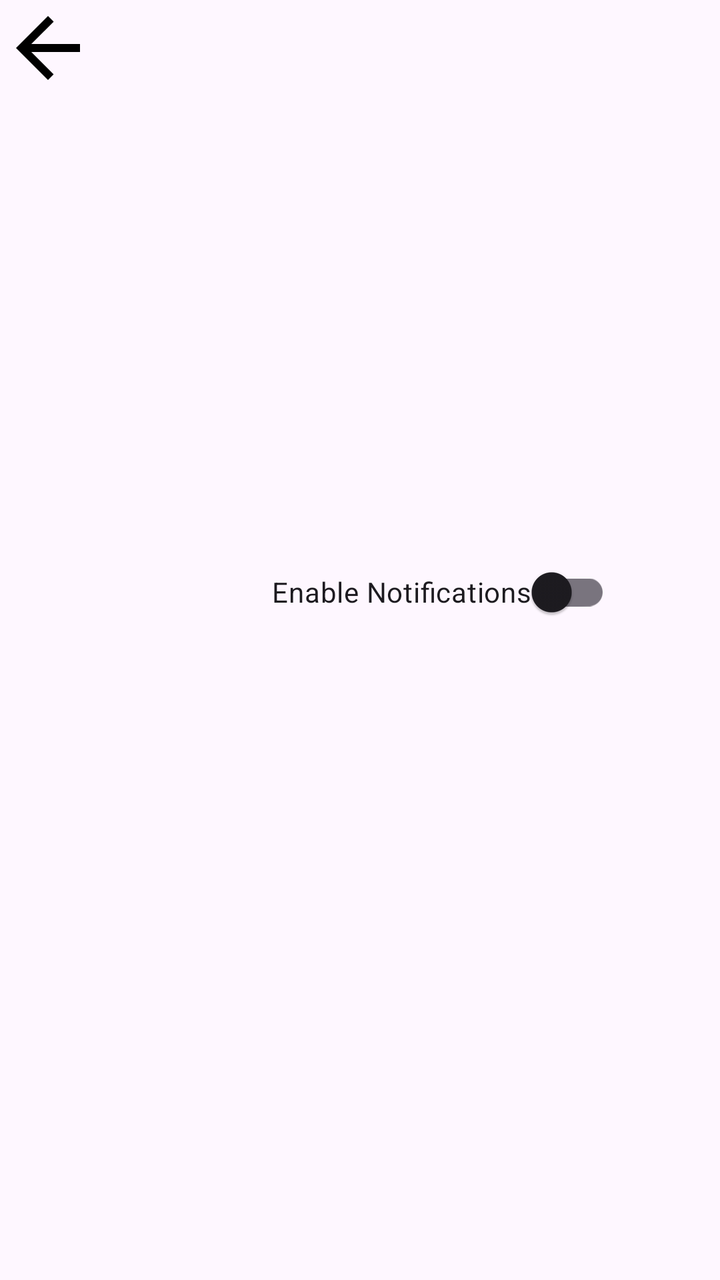
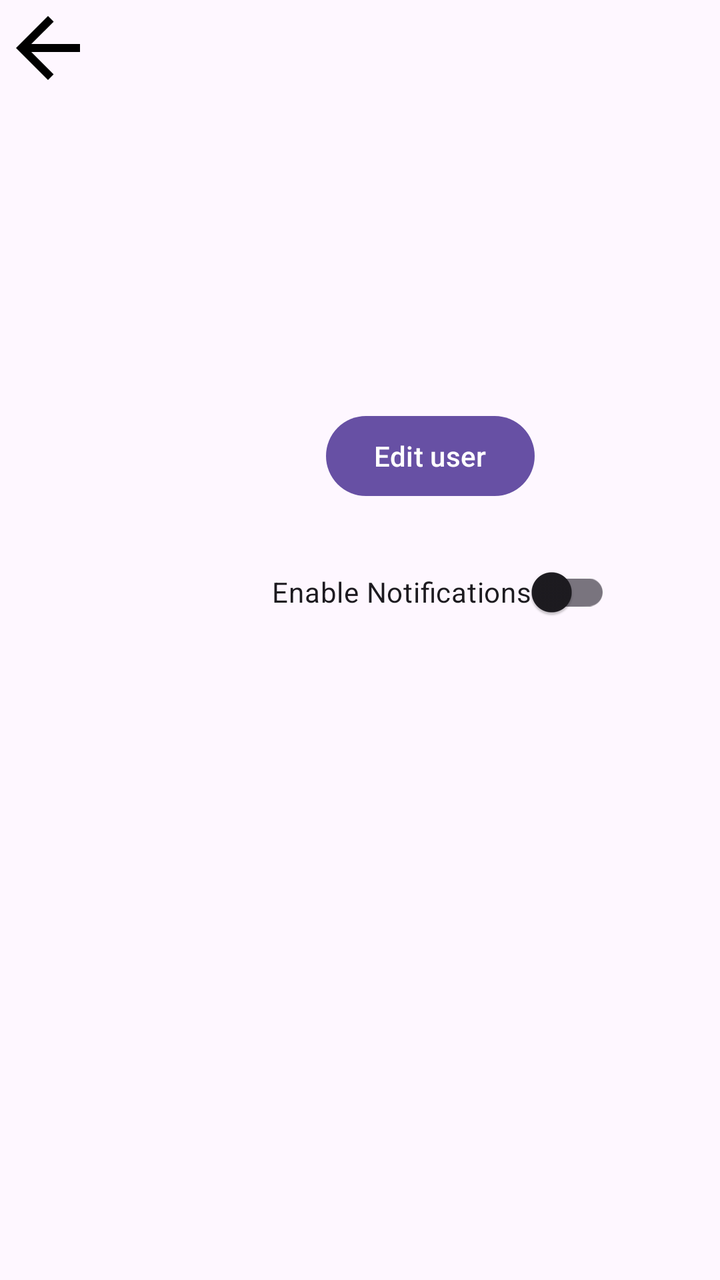

An Android layout rendered at two revisions. The XML below is the earlier revision; the diff shows what the commit changed to produce the second picture.
<!-- AndroidManifest.xml: application theme Theme.SecondActivity -->
<!-- res/layout/activity_settings.xml -->
<?xml version="1.0" encoding="utf-8"?>
<androidx.constraintlayout.widget.ConstraintLayout xmlns:android="http://schemas.android.com/apk/res/android"
    xmlns:app="http://schemas.android.com/apk/res-auto"
    xmlns:tools="http://schemas.android.com/tools"
    android:id="@+id/main"
    android:layout_width="match_parent"
    android:layout_height="match_parent"
    tools:context=".Settings">

    <ImageView
        android:id="@+id/goback"
        android:layout_width="48dp"
        android:layout_height="48dp"
        android:src="@drawable/baseline_arrow_back_24"
        android:clickable="true"
        android:focusable="true"
        app:layout_constraintTop_toTopOf="parent"
        app:layout_constraintStart_toStartOf="parent" />

    <androidx.appcompat.widget.SwitchCompat
        android:id="@+id/switchNotifications"
        android:layout_width="wrap_content"
        android:layout_height="wrap_content"
        android:layout_marginStart="136dp"
        android:layout_marginTop="272dp"
        android:text="Enable Notifications"
        app:layout_constraintStart_toStartOf="parent"
        app:layout_constraintTop_toTopOf="parent" />

</androidx.constraintlayout.widget.ConstraintLayout>
<!-- resources referenced by this layout -->
<resources>
  <!-- drawable baseline_arrow_back_24 (drawable) -->
  <vector xmlns:android="http://schemas.android.com/apk/res/android" android:autoMirrored="true" android:height="24dp" android:tint="#000000" android:viewportHeight="24" android:viewportWidth="24" android:width="24dp">
        
      <path android:fillColor="@android:color/white" android:pathData="M20,11H7.83l5.59,-5.59L12,4l-8,8 8,8 1.41,-1.41L7.83,13H20v-2z"/>
      
  </vector>
  <style name="Theme.SecondActivity" parent="Base.Theme.SecondActivity" />
  <style name="Base.Theme.SecondActivity" parent="Theme.Material3.DayNight.NoActionBar">
          
          
      </style>
</resources>

<!-- the commit's change to res/layout/activity_settings.xml (unified diff, before → after) -->
@@ -27,4 +27,14 @@
         app:layout_constraintStart_toStartOf="parent"
         app:layout_constraintTop_toTopOf="parent" />
 
+    <Button
+        android:id="@+id/EditUser"
+        android:layout_width="wrap_content"
+        android:layout_height="wrap_content"
+        android:text="Edit user"
+        android:layout_marginStart="163dp"
+        android:layout_marginTop="204dp"
+        app:layout_constraintStart_toStartOf="parent"
+        app:layout_constraintTop_toTopOf="parent"
+        />
 </androidx.constraintlayout.widget.ConstraintLayout>
